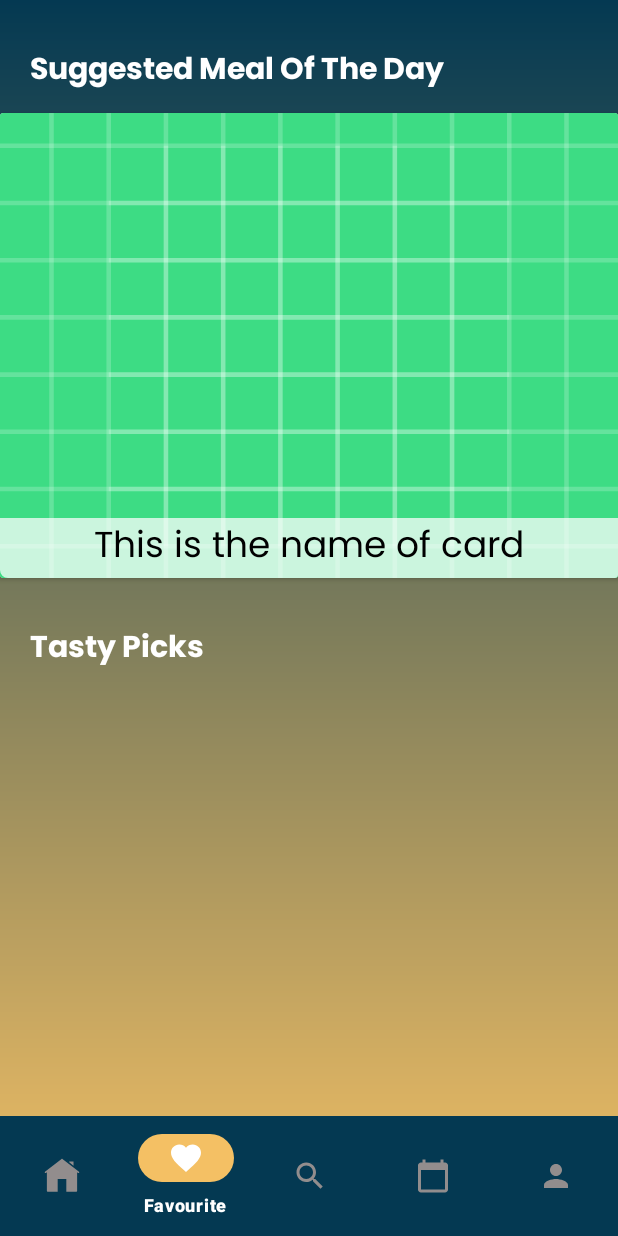
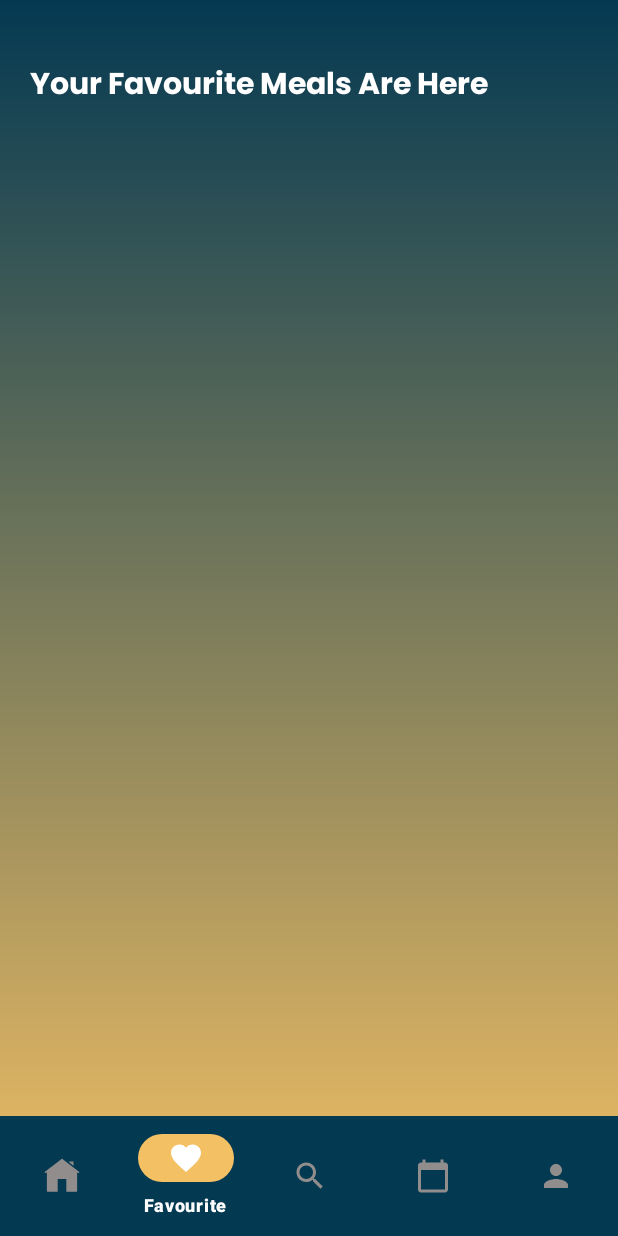
Before and after one commit to omarabdulaziz259/TastyFood, an Android app: the screen it shows after launch once a user with an empty profile is signed in (MainActivity), item 2 of the bottom bar chosen, on a phone screen of 412 x 824 dp. Run offline under Robolectric (Android 15) with nearby library versions, the phone set to English and light mode, and no system bars; our stand-ins replace Firebase (no records; nobody signed in at launch, a user with empty details on screens opened directly), Room's generated code, RxJava; libraries missing offline, so code that uses them is left out: hu.akarnokd.rxjava3; pictures from the network do not load; 6 statements that could not run were skipped.

Commit message:
favourite screen and functionality added

```diff
--- /dev/null
+++ b/app/src/main/java/com/example/tastyfood/favourite/FavouriteAdapter.java
@@ -0,0 +1,70 @@
+package com.example.tastyfood.favourite;
+
+import android.content.Context;
+import android.view.LayoutInflater;
+import android.view.View;
+import android.view.ViewGroup;
+import android.widget.ImageView;
+import android.widget.TextView;
+
+import androidx.annotation.NonNull;
+import androidx.constraintlayout.widget.ConstraintLayout;
+import androidx.recyclerview.widget.RecyclerView;
+
+import com.bumptech.glide.Glide;
+import com.example.tastyfood.R;
+import com.example.tastyfood.model.Meal;
+
+import java.util.List;
+
+public class FavouriteAdapter extends RecyclerView.Adapter<FavouriteAdapter.ViewHolder>{
+    private final Context context;
+    private List<Meal> mealList;
+    private FavouriteHandler favouriteHandler;
+
+    public FavouriteAdapter(Context context, List<Meal> mealList, FavouriteHandler favouriteHandler){
+        this.context = context;
+        this.mealList = mealList;
+        this.favouriteHandler = favouriteHandler;
+    }
+    public void setMealsList(List<Meal> mealList) {
+        this.mealList = mealList;
+        notifyDataSetChanged();
+    }
+
+    @NonNull
+    @Override
+    public FavouriteAdapter.ViewHolder onCreateViewHolder(@NonNull ViewGroup parent, int viewType) {
+        LayoutInflater inflater = LayoutInflater.from(parent.getContext());
+        View v = inflater.inflate(R.layout.meal_cell, parent, false);
+        FavouriteAdapter.ViewHolder vh = new FavouriteAdapter.ViewHolder(v);
+        return vh;
+    }
+    @Override
+    public void onBindViewHolder(@NonNull FavouriteAdapter.ViewHolder holder, int position) {
+        holder.txtCellName.setText(mealList.get(position).getStrMeal());
+        holder.constraintLayoutCell.setOnClickListener(v -> {
+            favouriteHandler.navigateToDetailedMeal(mealList.get(position));
+        });
+        Glide.with(context).load(mealList.get(position).getStrMealThumb())
+                .placeholder(R.drawable.logo)
+                .error(R.drawable.error)
+                .into(holder.imgCell);
+    }
+
+    @Override
+    public int getItemCount() {
+        return mealList.size();
+    }
+    public class ViewHolder extends RecyclerView.ViewHolder{
+        public ConstraintLayout constraintLayoutCell;
+        public TextView txtCellName;
+        public ImageView imgCell;
+        public ViewHolder(@NonNull View itemView) {
+            super(itemView);
+            constraintLayoutCell = itemView.findViewById(R.id.ConstraintLayoutCell);
+            txtCellName = itemView.findViewById(R.id.txtCellName);
+            imgCell = itemView.findViewById(R.id.imgCell);
+        }
+    }
+}
--- /dev/null
+++ b/app/src/main/java/com/example/tastyfood/favourite/FavouriteFragment.java
@@ -0,0 +1,88 @@
+package com.example.tastyfood.favourite;
+
+import android.os.Bundle;
+
+import androidx.annotation.NonNull;
+import androidx.annotation.Nullable;
+import androidx.fragment.app.Fragment;
+import androidx.navigation.NavController;
+import androidx.navigation.Navigation;
+import androidx.recyclerview.widget.LinearLayoutManager;
+import androidx.recyclerview.widget.RecyclerView;
+
+import android.view.LayoutInflater;
+import android.view.View;
+import android.view.ViewGroup;
+
+import com.example.tastyfood.R;
+import com.example.tastyfood.home.view.HomeFragmentDirections;
+import com.example.tastyfood.model.Meal;
+import com.example.tastyfood.model.MealRepository;
+import com.example.tastyfood.model.database.MealLocalDataSource;
+import com.google.android.material.snackbar.Snackbar;
+
+import java.util.ArrayList;
+import java.util.List;
+
+public class FavouriteFragment extends Fragment implements FavouriteHandler {
+
+
+    private FavouritePresenter favouritePresenter;
+    private RecyclerView recyclerViewFavourite;
+    private FavouriteAdapter favouriteAdapter;
+    private NavController navController;
+    public FavouriteFragment() {
+        // Required empty public constructor
+    }
+
+    public static FavouriteFragment newInstance(String param1, String param2) {
+
+        return new FavouriteFragment();
+    }
+
+    @Override
+    public void onCreate(Bundle savedInstanceState) {
+        super.onCreate(savedInstanceState);
+    }
+
+    @Override
+    public View onCreateView(LayoutInflater inflater, ViewGroup container,
+                             Bundle savedInstanceState) {
+        // Inflate the layout for this fragment
+        favouritePresenter = new FavouritePresenter(
+                MealRepository.getInstance(MealLocalDataSource.getDatabaseManager(requireContext())),
+                this);
+        return inflater.inflate(R.layout.fragment_favourite, container, false);
+    }
+
+    @Override
+    public void onViewCreated(@NonNull View view, @Nullable Bundle savedInstanceState) {
+        super.onViewCreated(view, savedInstanceState);
+        navController = Navigation.findNavController(view);
+        recyclerViewFavourite = view.findViewById(R.id.recycleViewFavourite);
+        recyclerViewFavourite.setHasFixedSize(true);
+        LinearLayoutManager layoutManager = new LinearLayoutManager(requireContext());
+        layoutManager.setOrientation(RecyclerView.VERTICAL);
+        recyclerViewFavourite.setLayoutManager(layoutManager);
+        favouriteAdapter = new FavouriteAdapter(requireContext(), new ArrayList<>(), this);
+        recyclerViewFavourite.setAdapter(favouriteAdapter);
+        favouritePresenter.getFavMeals();
+    }
+
+    @Override
+    public void navigateToDetailedMeal(Meal meal) {
+        FavouriteFragmentDirections.ActionFavouriteFragmentToDetailedMealFragment action =
+                FavouriteFragmentDirections.actionFavouriteFragmentToDetailedMealFragment(meal);
+        navController.navigate(action);
+    }
+
+    @Override
+    public void onSuccessFetchingDB(List<Meal> mealList) {
+        favouriteAdapter.setMealsList(mealList);
+    }
+
+    @Override
+    public void onFailed() {
+        Snackbar.make(getView(), "Failed Fetching Data", Snackbar.LENGTH_SHORT).show();
+    }
+}
--- /dev/null
+++ b/app/src/main/java/com/example/tastyfood/favourite/FavouriteHandler.java
@@ -0,0 +1,11 @@
+package com.example.tastyfood.favourite;
+
+import com.example.tastyfood.model.Meal;
+
+import java.util.List;
+
+public interface FavouriteHandler {
+    void navigateToDetailedMeal(Meal meal);
+    void onSuccessFetchingDB(List<Meal> mealList);
+    void onFailed();
+}
--- /dev/null
+++ b/app/src/main/java/com/example/tastyfood/favourite/FavouritePresenter.java
@@ -0,0 +1,26 @@
+package com.example.tastyfood.favourite;
+
+
+import com.example.tastyfood.model.MealRepository;
+
+import io.reactivex.rxjava3.android.schedulers.AndroidSchedulers;
+import io.reactivex.rxjava3.schedulers.Schedulers;
+
+public class FavouritePresenter {
+    private MealRepository repository;
+    private FavouriteHandler favouriteHandler;
+
+    public FavouritePresenter(MealRepository repository, FavouriteHandler favouriteHandler) {
+        this.repository = repository;
+        this.favouriteHandler = favouriteHandler;
+    }
+
+    void getFavMeals(){
+        repository.getStoredFavDetailedMeals().subscribeOn(Schedulers.io())
+                .observeOn(AndroidSchedulers.mainThread())
+                .subscribe(
+                        meals -> favouriteHandler.onSuccessFetchingDB(meals),
+                        error -> favouriteHandler.onFailed()
+                );
+    }
+}
--- a/app/src/main/java/com/example/tastyfood/mainActivity/view/MainActivity.java
+++ b/app/src/main/java/com/example/tastyfood/mainActivity/view/MainActivity.java
@@ -63,7 +63,7 @@ public class MainActivity extends AppCompatActivity implements MainActivityNavig
 
     @Override
     public void navigateToFavScreen() {
-//todo
+        navController.navigate(R.id.action_global_favouriteFragment);
     }
 
     @Override
--- a/app/src/main/java/com/example/tastyfood/model/MealRepository.java
+++ b/app/src/main/java/com/example/tastyfood/model/MealRepository.java
@@ -59,7 +59,11 @@ public class MealRepository {
         return mealLocalDataSource.getMealById(idMeal);
     }
 
-    //FavMeal
+    public Maybe<List<Meal>> getStoredFavDetailedMeals(){
+        return mealLocalDataSource.getStoredFavDetailedMeals();
+    }
+
+        //FavMeal
     public Flowable<List<FavMeal>> getStoredFavMeals(){
         return mealLocalDataSource.getStoredFavMeals();
     }
--- a/app/src/main/java/com/example/tastyfood/model/database/MealDao.java
+++ b/app/src/main/java/com/example/tastyfood/model/database/MealDao.java
@@ -26,6 +26,9 @@ public interface MealDao {
     //Meal
     @Query("SELECT * FROM MealDetails WHERE idMeal = :idMeal")
     Maybe<Meal> getMealById(String idMeal);
+    //Meal
+    @Query("SELECT * FROM MealDetails INNER JOIN FavMeal ON MealDetails.idMeal = FavMeal.idMeal")
+    Maybe<List<Meal>> getStoredFavDetailedMeals();
     //favMeal
     @Insert(onConflict = OnConflictStrategy.IGNORE)
     Completable insertFavMeal(FavMeal favMeal);
@@ -50,4 +53,5 @@ public interface MealDao {
     @Query("SELECT * FROM CalenderedMeal WHERE idMeal = :idMeal")
     Maybe<CalenderedMeal> getCalenderedMealById(String idMeal);
 
+
 }
--- a/app/src/main/java/com/example/tastyfood/model/database/MealLocalDataSource.java
+++ b/app/src/main/java/com/example/tastyfood/model/database/MealLocalDataSource.java
@@ -38,6 +38,10 @@ public class MealLocalDataSource {
     public Maybe<Meal> getMealById(String idMeal){
         return mealDao.getMealById(idMeal);
     }
+    public Maybe<List<Meal>> getStoredFavDetailedMeals(){
+        return mealDao.getStoredFavDetailedMeals();
+    }
+
 
     //FavMeal
     public Flowable<List<FavMeal>> getStoredFavMeals(){
--- /dev/null
+++ b/app/src/main/res/layout/fragment_favourite.xml
@@ -0,0 +1,32 @@
+<?xml version="1.0" encoding="utf-8"?>
+<androidx.constraintlayout.widget.ConstraintLayout xmlns:android="http://schemas.android.com/apk/res/android"
+    xmlns:tools="http://schemas.android.com/tools"
+    android:layout_width="match_parent"
+    android:layout_height="match_parent"
+    xmlns:app="http://schemas.android.com/apk/res-auto"
+    tools:context=".favourite.FavouriteFragment">
+
+    <TextView
+        android:id="@+id/textView4"
+        android:layout_width="wrap_content"
+        android:layout_height="wrap_content"
+        android:layout_marginStart="20dp"
+        android:layout_marginTop="40dp"
+        android:fontFamily="@font/poppins_bold"
+        android:text="@string/your_favourite_meals_are_here"
+        android:textColor="@color/white"
+        android:textSize="20sp"
+        android:textStyle="bold"
+        app:layout_constraintStart_toStartOf="parent"
+        app:layout_constraintTop_toTopOf="parent" />
+    <androidx.recyclerview.widget.RecyclerView
+        android:id="@+id/recycleViewFavourite"
+        android:layout_width="match_parent"
+        android:layout_height="0dp"
+        android:layout_marginTop="20dp"
+        app:layout_constraintEnd_toEndOf="parent"
+        app:layout_constraintStart_toStartOf="parent"
+        app:layout_constraintBottom_toBottomOf="parent"
+        app:layout_constraintTop_toBottomOf="@+id/textView4" />
+
+</androidx.constraintlayout.widget.ConstraintLayout>
--- a/app/src/main/res/navigation/nav_graph.xml
+++ b/app/src/main/res/navigation/nav_graph.xml
@@ -84,4 +84,14 @@
             android:name="meal"
             app:argType="com.example.tastyfood.model.Meal" />
     </fragment>
+    <fragment
+        android:id="@+id/favouriteFragment"
+        android:name="com.example.tastyfood.favourite.FavouriteFragment"
+        android:label="fragment_favourite"
+        tools:layout="@layout/fragment_favourite" >
+        <action
+            android:id="@+id/action_favouriteFragment_to_detailedMealFragment"
+            app:destination="@id/detailedMealFragment" />
+    </fragment>
+    <action android:id="@+id/action_global_favouriteFragment" app:destination="@id/favouriteFragment" />
 </navigation>
--- a/app/src/main/res/values/strings.xml
+++ b/app/src/main/res/values/strings.xml
@@ -29,4 +29,5 @@
     <string name="meal_added_to_your_calendar_successfully">Meal added To Your Calendar Successfully</string>
     <string name="meal_removed_from_your_favourite_list">Meal Removed From Your Favourite List</string>
     <string name="meal_added_to_your_favourite_list">Meal Added To Your Favourite List</string>
+    <string name="your_favourite_meals_are_here">Your Favourite Meals Are Here</string>
 </resources>
```
Also changed, not shown: app/src/main/java/com/example/tastyfood/detailedMeal/presenter/DetailedMealPresenter.java (+19 -27 lines).
